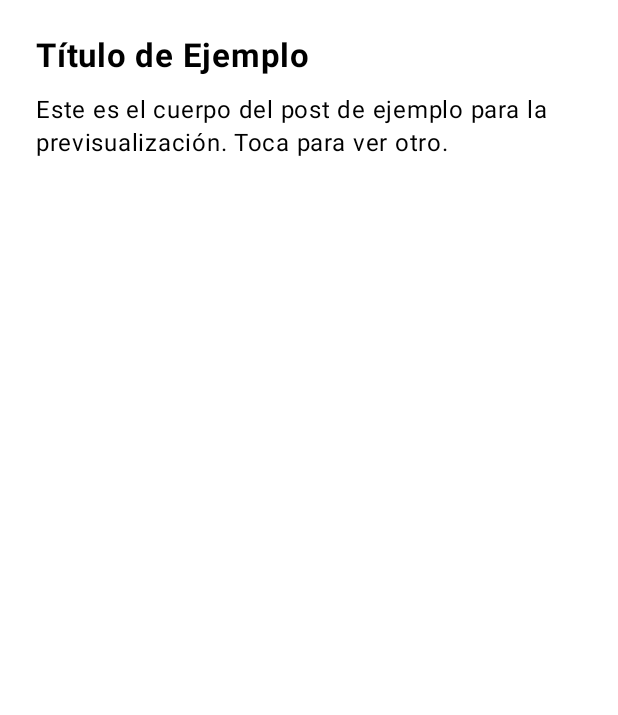
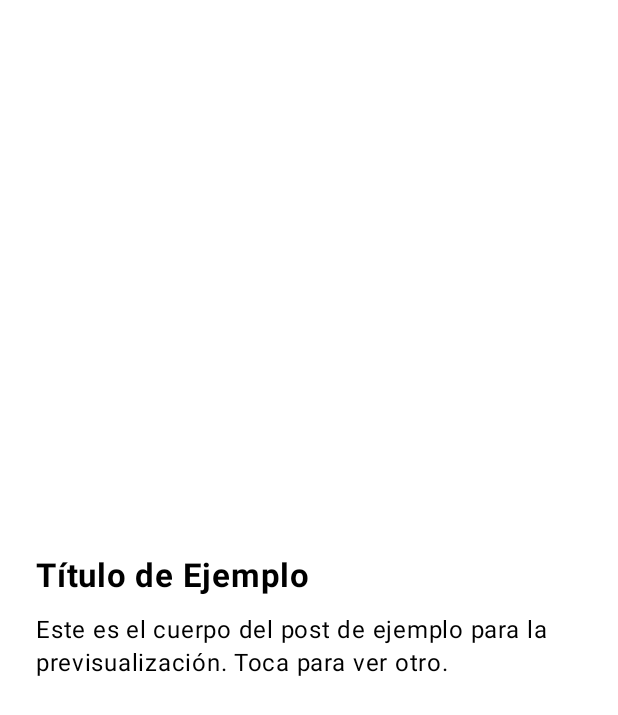
Before and after one commit to mflorestosto-dev/RandomQuoteApp, an Android app built with Jetpack Compose: the @Preview function PostScreenPreview, on a phone screen of 412 x 824 dp. Shown: the top 715 px of the screen. Run offline under Robolectric (Android 15) with nearby library versions, the phone set to English and light mode, and no system bars; our stand-ins replace livedata-compose.

```diff
--- a/app/src/main/java/com/example/learningcleanarquitecture/ui/screens/detail/PostScreen.kt
+++ b/app/src/main/java/com/example/learningcleanarquitecture/ui/screens/detail/PostScreen.kt
@@ -2,6 +2,7 @@ package com.example.learningcleanarquitecture.ui.screens.detail
 
 import androidx.compose.foundation.background
 import androidx.compose.foundation.clickable
+import androidx.compose.foundation.layout.Arrangement
 import androidx.compose.foundation.layout.Box
 import androidx.compose.foundation.layout.Column
 import androidx.compose.foundation.layout.Spacer
@@ -66,6 +67,7 @@ fun PostContent(post: PostModel) {
         modifier = Modifier
             .padding(24.dp)
             .fillMaxSize(),
+        Arrangement.Center
     ) {
         Text(
             text = post.title,
```
